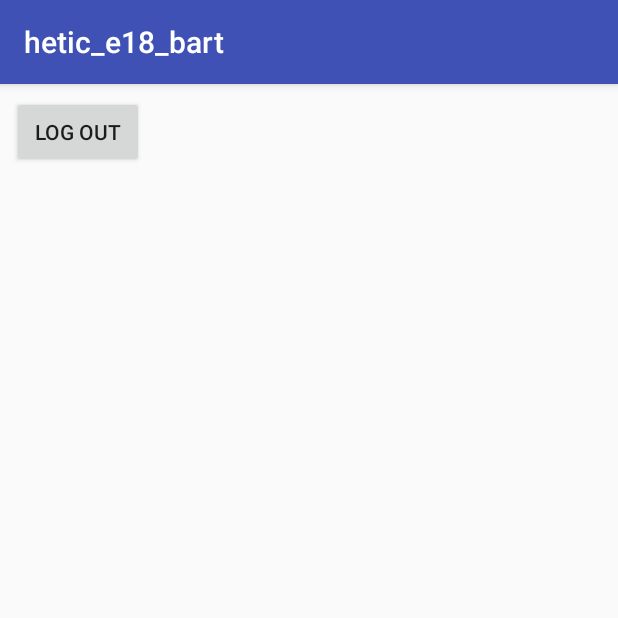
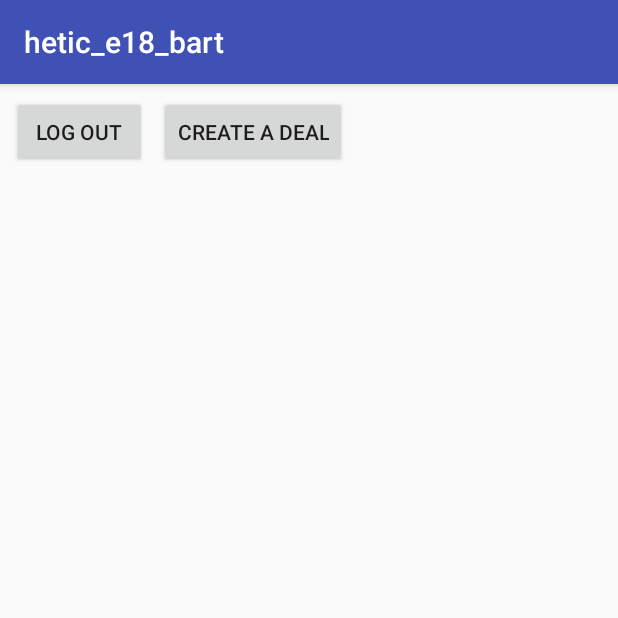
Before and after one commit to nothaldir/HETIC-Bart-Project, an Android app: the screen it shows after launch (MainActivity), on a phone screen of 412 x 824 dp, the top half of it. Run offline under Robolectric (Android 15) with nearby library versions, the phone set to English and light mode, and no system bars; our stand-ins replace Firebase (no records; nobody signed in at launch, a user with empty details on screens opened directly); libraries missing offline, so code that uses them is left out: com.firebase.ui; 1 statement that could not run was skipped.

Commit message:
:tada: init create deal activity

```diff
--- a/app/build.gradle
+++ b/app/build.gradle
@@ -32,4 +32,5 @@ dependencies {
 }
 
 
+
 apply plugin: 'com.google.gms.google-services'
--- a/app/src/main/AndroidManifest.xml
+++ b/app/src/main/AndroidManifest.xml
@@ -16,6 +16,7 @@
                 <category android:name="android.intent.category.LAUNCHER" />
             </intent-filter>
         </activity>
+        <activity android:name=".CreateDealActivity"></activity>
     </application>
 
 </manifest>
--- a/app/src/main/java/com/hetic/hetic_e18_bart/MainActivity.java
+++ b/app/src/main/java/com/hetic/hetic_e18_bart/MainActivity.java
@@ -42,6 +42,7 @@ public class MainActivity extends AppCompatActivity implements View.OnClickListe
                     RC_SIGN_IN);
         }
         findViewById(R.id.log_out_button).setOnClickListener(this);
+        findViewById(R.id.create_deal_button).setOnClickListener(this);
     }
 
     @Override
@@ -72,5 +73,9 @@ public class MainActivity extends AppCompatActivity implements View.OnClickListe
                         }
                     });
         }
+        if (view.getId() == R.id.create_deal_button) {
+            Intent intent = new Intent(this, CreateDealActivity.class);
+            startActivity(intent);
+        }
     }
 }
--- a/app/src/main/res/layout/activity_main.xml
+++ b/app/src/main/res/layout/activity_main.xml
@@ -8,11 +8,22 @@
 
     <Button
         android:id="@+id/log_out_button"
-        android:layout_width="wrap_content"
+        android:layout_width="90dp"
         android:layout_height="wrap_content"
         android:layout_marginStart="8dp"
         android:layout_marginTop="8dp"
         android:text="Log Out"
         app:layout_constraintStart_toStartOf="parent"
         app:layout_constraintTop_toTopOf="parent" />
+
+    <Button
+        android:id="@+id/create_deal_button"
+        android:layout_width="wrap_content"
+        android:layout_height="wrap_content"
+        android:layout_marginStart="8dp"
+        android:layout_marginTop="8dp"
+        android:text="Create a deal"
+        app:layout_constraintStart_toEndOf="@+id/log_out_button"
+        app:layout_constraintTop_toTopOf="parent" />
+
 </android.support.constraint.ConstraintLayout>
```
Also changed, not shown: app/src/main/java/com/hetic/hetic_e18_bart/CreateDealActivity.java (added, +13 -0 lines), app/src/main/res/layout/activity_create_deal.xml (added, +9 -0 lines).
